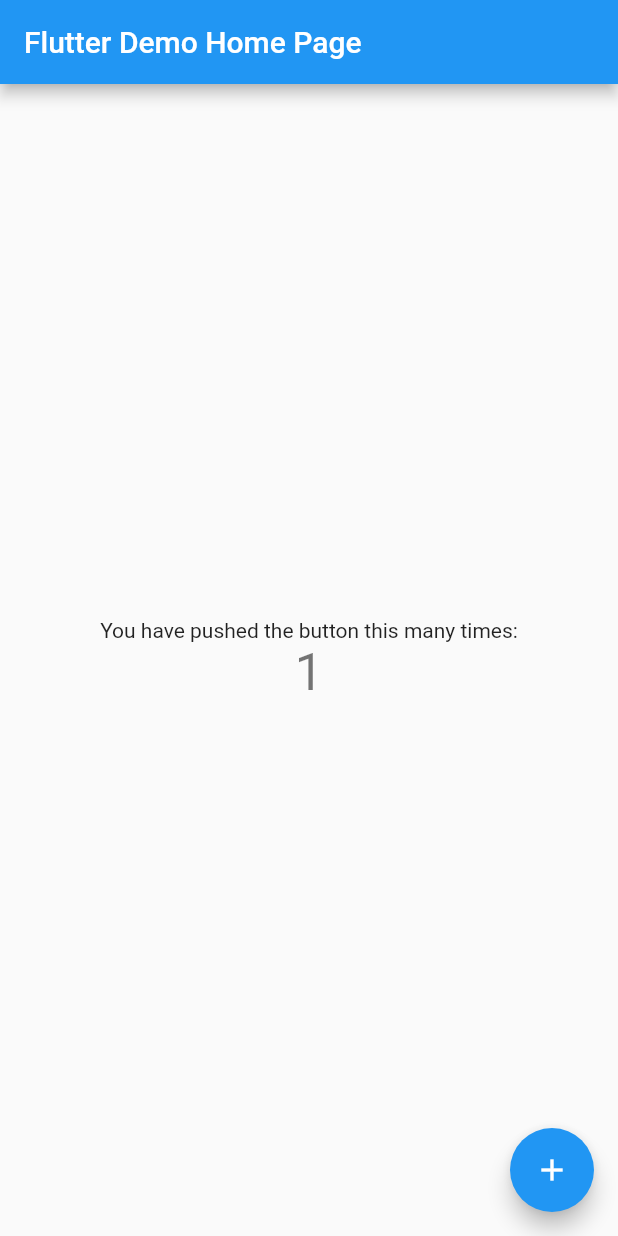
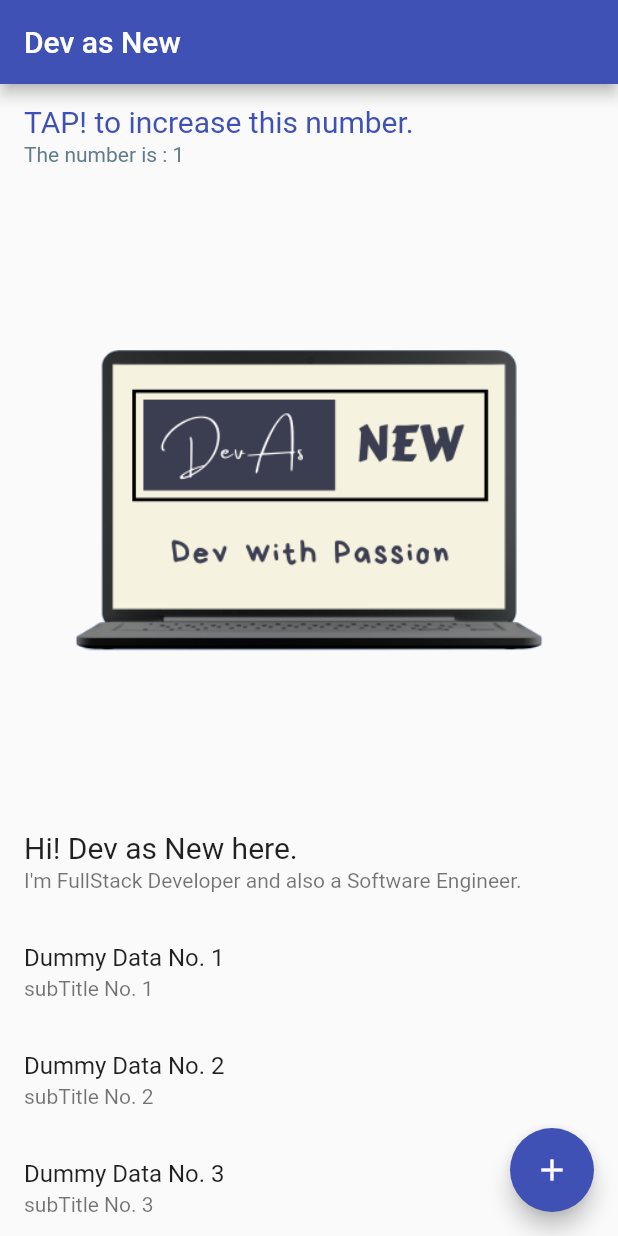
Before and after one commit to NewTanachot/basicflutter, a Flutter app: the screen it shows after launch, after a tap on the "add" icon, on a phone screen of 412 x 824 dp. Run offline on Flutter 3.47's test engine with Material 2 defaults, Android fonts, the phone set to English and light mode, and no system bars.

Commit message:
Update learning progress :+1:

```diff
--- a/lib/main.dart
+++ b/lib/main.dart
@@ -1,4 +1,6 @@
 import 'package:flutter/material.dart';
+
+const appName = "Dev as New";
 
 void main() {
   runApp(const MyApp());
@@ -7,109 +9,92 @@ void main() {
 class MyApp extends StatelessWidget {
   const MyApp({super.key});
 
-  // This widget is the root of your application.
   @override
   Widget build(BuildContext context) {
     return MaterialApp(
-      title: 'Flutter Demo',
-      theme: ThemeData(
-        // This is the theme of your application.
-        //
-        // Try running your application with "flutter run". You'll see the
-        // application has a blue toolbar. Then, without quitting the app, try
-        // changing the primarySwatch below to Colors.green and then invoke
-        // "hot reload" (press "r" in the console where you ran "flutter run",
-        // or simply save your changes to "hot reload" in a Flutter IDE).
-        // Notice that the counter didn't reset back to zero; the application
-        // is not restarted.
-        primarySwatch: Colors.blue,
-      ),
-      home: const MyHomePage(title: 'Flutter Demo Home Page'),
+      title: appName,
+      home: const MyHomePage(),
+      theme: ThemeData(primarySwatch: Colors.indigo),
     );
   }
 }
 
 class MyHomePage extends StatefulWidget {
-  const MyHomePage({super.key, required this.title});
-
-  // This widget is the home page of your application. It is stateful, meaning
-  // that it has a State object (defined below) that contains fields that affect
-  // how it looks.
-
-  // This class is the configuration for the state. It holds the values (in this
-  // case the title) provided by the parent (in this case the App widget) and
-  // used by the build method of the State. Fields in a Widget subclass are
-  // always marked "final".
-
-  final String title;
+  const MyHomePage({super.key});
 
   @override
-  State<MyHomePage> createState() => _MyHomePageState();
+  State<MyHomePage> createState() => _MyWidgetState();
 }
 
-class _MyHomePageState extends State<MyHomePage> {
-  int _counter = 0;
-
-  void _incrementCounter() {
-    setState(() {
-      // This call to setState tells the Flutter framework that something has
-      // changed in this State, which causes it to rerun the build method below
-      // so that the display can reflect the updated values. If we changed
-      // _counter without calling setState(), then the build method would not be
-      // called again, and so nothing would appear to happen.
-      _counter++;
-    });
-  }
+class _MyWidgetState extends State<MyHomePage> {
+  // state variable
+  int number = 0;
 
   @override
   Widget build(BuildContext context) {
-    // This method is rerun every time setState is called, for instance as done
-    // by the _incrementCounter method above.
-    //
-    // The Flutter framework has been optimized to make rerunning build methods
-    // fast, so that you can just rebuild anything that needs updating rather
-    // than having to individually change instances of widgets.
+
+    // Widget data initialize
+    List<Widget> data = [];
+
+    // Add data to widgwet
+    // data.add(const Image(
+    //     image: NetworkImage(
+    //         "https://tanachot2000.github.io/My-Resume/New_picture3.jpg")));
+
+    // Count Program
+    data.add(ListTile(
+      title: const Text(
+        "TAP! to increase this number.",
+        style: TextStyle(fontSize: 20, color: Colors.indigo),
+      ),
+      subtitle: Text(
+        "The number is : $number",
+        style: const TextStyle(color: Colors.blueGrey),
+      ),
+    ));
+
+    // Dev as New Image
+    data.add(Image.asset("image/DevAsNew.png"));
+
+    data.add(const ListTile(
+      title: Text(
+        "Hi! Dev as New here.",
+        style: TextStyle(fontSize: 20, color: Colors.black87),
+      ),
+      subtitle: Text("I'm FullStack Developer and also a Software Engineer."),
+    ));
+
+    for (var i = 1; i <= 10; i++) {
+      data.add(ListTile(
+        title: Text("Dummy Data No. $i"),
+        subtitle: Text("subTitle No. $i"),
+      ));
+    }
+
     return Scaffold(
       appBar: AppBar(
-        // Here we take the value from the MyHomePage object that was created by
-        // the App.build method, and use it to set our appbar title.
-        title: Text(widget.title),
+        title: const Text(appName),
       ),
       body: Center(
-        // Center is a layout widget. It takes a single child and positions it
-        // in the middle of the parent.
-        child: Column(
-          // Column is also a layout widget. It takes a list of children and
-          // arranges them vertically. By default, it sizes itself to fit its
-          // children horizontally, and tries to be as tall as its parent.
-          //
-          // Invoke "debug painting" (press "p" in the console, choose the
-          // "Toggle Debug Paint" action from the Flutter Inspector in Android
-          // Studio, or the "Toggle Debug Paint" command in Visual Studio Code)
-          // to see the wireframe for each widget.
-          //
-          // Column has various properties to control how it sizes itself and
-          // how it positions its children. Here we use mainAxisAlignment to
-          // center the children vertically; the main axis here is the vertical
-          // axis because Columns are vertical (the cross axis would be
-          // horizontal).
-          mainAxisAlignment: MainAxisAlignment.center,
-          children: <Widget>[
-            const Text(
-              'You have pushed the button this many times:',
-            ),
-            Text(
-              '$_counter',
-              style: Theme.of(context).textTheme.headlineMedium,
-            ),
-          ],
+        // child: Column(
+        //   mainAxisAlignment: MainAxisAlignment.spaceAround,
+        //   children: data,
+        // ),
+        child: ListView(
+          children: data,
         ),
       ),
       floatingActionButton: FloatingActionButton(
-        onPressed: _incrementCounter,
-        tooltip: 'Increment',
+        onPressed: addNumber,
         child: const Icon(Icons.add),
-      ), // This trailing comma makes auto-formatting nicer for build methods.
+      ),
     );
   }
+
+  // add function
+  void addNumber() {
+    setState(() {
+      number++;
+    });
+  }
 }
```
Also changed, not shown: pubspec.yaml (+7 -0 lines), image/DevAsNew.png (added), image/Tommy.jpg (added), pubspec.lock, 6 other files.
